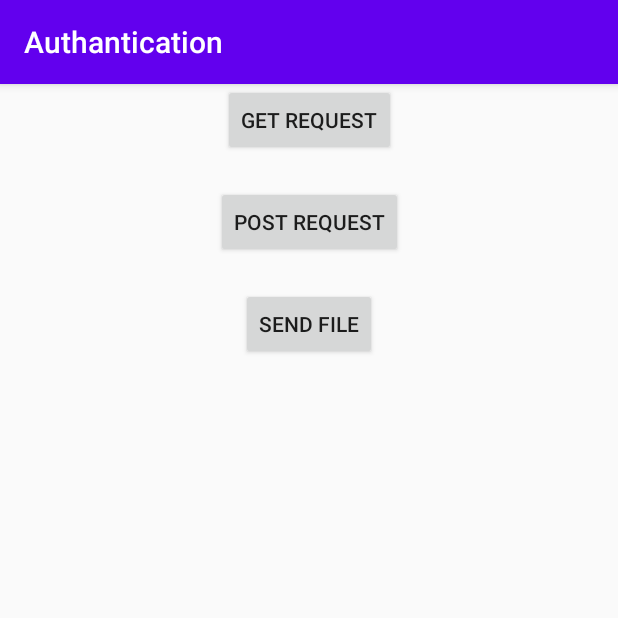
After one commit to shkhaider2015/Authantication, an Android app: the RetrofitHome screen opened directly, with no data from a screen before it, on a phone screen of 412 x 824 dp, the top half of it. The commit adds this screen. Run offline under Robolectric (Android 15) with nearby library versions, the phone set to English and light mode, and no system bars.

```diff
--- a/app/src/main/AndroidManifest.xml
+++ b/app/src/main/AndroidManifest.xml
@@ -3,17 +3,19 @@
     xmlns:tools="http://schemas.android.com/tools"
     package="com.example.authantication">
 
-    <uses-permission android:name="android.permission.INTERNET"/>
+    <uses-permission android:name="android.permission.INTERNET" />
 
     <application
         android:allowBackup="true"
         android:icon="@mipmap/ic_launcher"
         android:label="@string/app_name"
+        android:networkSecurityConfig="@xml/network_security_config"
         android:roundIcon="@mipmap/ic_launcher_round"
         android:supportsRtl="true"
-        android:networkSecurityConfig="@xml/network_security_config"
         android:theme="@style/AppTheme"
         tools:targetApi="n">
+        <activity android:name=".Activities.GetRequest"></activity>
+        <activity android:name=".fragments.RetrofitHome" />
         <activity android:name=".MainActivity">
             <intent-filter>
                 <action android:name="android.intent.action.MAIN" />
--- /dev/null
+++ b/app/src/main/java/com/example/authantication/fragments/RetrofitHome.java
@@ -0,0 +1,47 @@
+package com.example.authantication.fragments;
+
+import androidx.appcompat.app.AppCompatActivity;
+
+import android.os.Bundle;
+import android.view.View;
+import android.widget.Button;
+
+import com.example.authantication.R;
+
+public class RetrofitHome extends AppCompatActivity implements View.OnClickListener {
+
+    private Button btnGET, btnPOST, btnSEND_FILE;
+
+    @Override
+    protected void onCreate(Bundle savedInstanceState) {
+        super.onCreate(savedInstanceState);
+        setContentView(R.layout.activity_retrofit_home);
+    }
+
+    private void init()
+    {
+        btnGET = findViewById(R.id.getdata);
+        btnPOST = findViewById(R.id.postdata);
+        btnSEND_FILE = findViewById(R.id.sendFile);
+
+        btnGET.setOnClickListener(this);
+        btnPOST.setOnClickListener(this);
+        btnSEND_FILE.setOnClickListener(this);
+    }
+
+    @Override
+    public void onClick(View v) {
+        switch (v.getId())
+        {
+            case R.id.getdata:
+                //
+                break;
+            case R.id.postdata:
+                //
+                break;
+            case R.id.sendFile:
+                //
+                break;
+        }
+    }
+}
--- /dev/null
+++ b/app/src/main/res/layout/activity_retrofit_home.xml
@@ -0,0 +1,42 @@
+<?xml version="1.0" encoding="utf-8"?>
+<androidx.constraintlayout.widget.ConstraintLayout
+    xmlns:android="http://schemas.android.com/apk/res/android"
+    xmlns:app="http://schemas.android.com/apk/res-auto"
+    xmlns:tools="http://schemas.android.com/tools"
+    android:layout_width="match_parent"
+    android:layout_height="match_parent"
+    tools:context=".fragments.RetrofitHome">
+
+    <Button
+        android:id="@+id/getdata"
+        android:layout_width="wrap_content"
+        android:layout_height="wrap_content"
+        app:layout_constraintStart_toStartOf="parent"
+        app:layout_constraintEnd_toEndOf="parent"
+        app:layout_constraintTop_toTopOf="parent"
+        android:text="Get Request"
+        />
+
+    <Button
+        android:id="@+id/postdata"
+        android:layout_width="wrap_content"
+        android:layout_height="wrap_content"
+        app:layout_constraintStart_toStartOf="parent"
+        app:layout_constraintEnd_toEndOf="parent"
+        app:layout_constraintTop_toBottomOf="@id/getdata"
+        android:layout_marginTop="20dp"
+        android:text="Post Request"
+        />
+
+    <Button
+        android:id="@+id/sendFile"
+        android:layout_width="wrap_content"
+        android:layout_height="wrap_content"
+        app:layout_constraintStart_toStartOf="parent"
+        app:layout_constraintEnd_toEndOf="parent"
+        app:layout_constraintTop_toBottomOf="@id/postdata"
+        android:layout_marginTop="20dp"
+        android:text="Send File"
+        />
+
+</androidx.constraintlayout.widget.ConstraintLayout>
```
Also changed, not shown: app/src/main/java/com/example/authantication/Activities/GetRequest.java (added, +16 -0 lines), app/src/main/java/com/example/authantication/Utilities/JsonApiHolder.java (+9 -0 lines), app/src/main/java/com/example/authantication/fragments/SignUp.java (+53 -27 lines), app/src/main/res/layout/activity_get_request.xml (added, +9 -0 lines).
